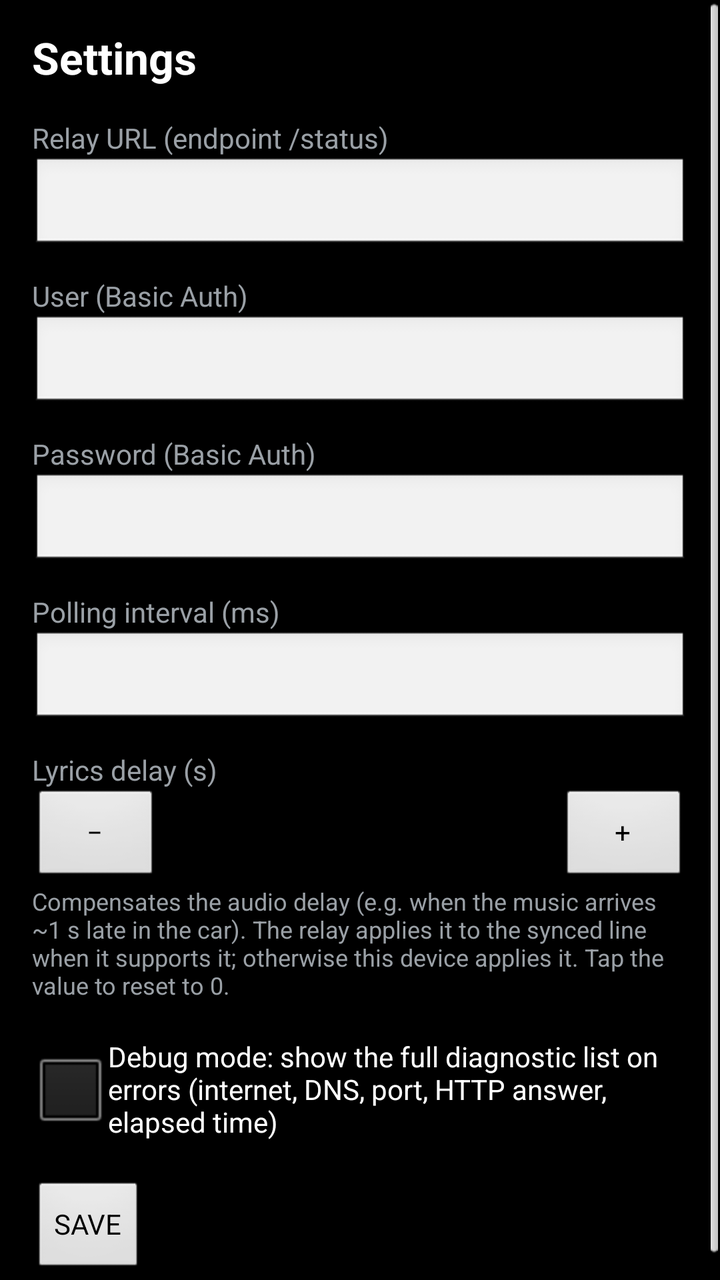
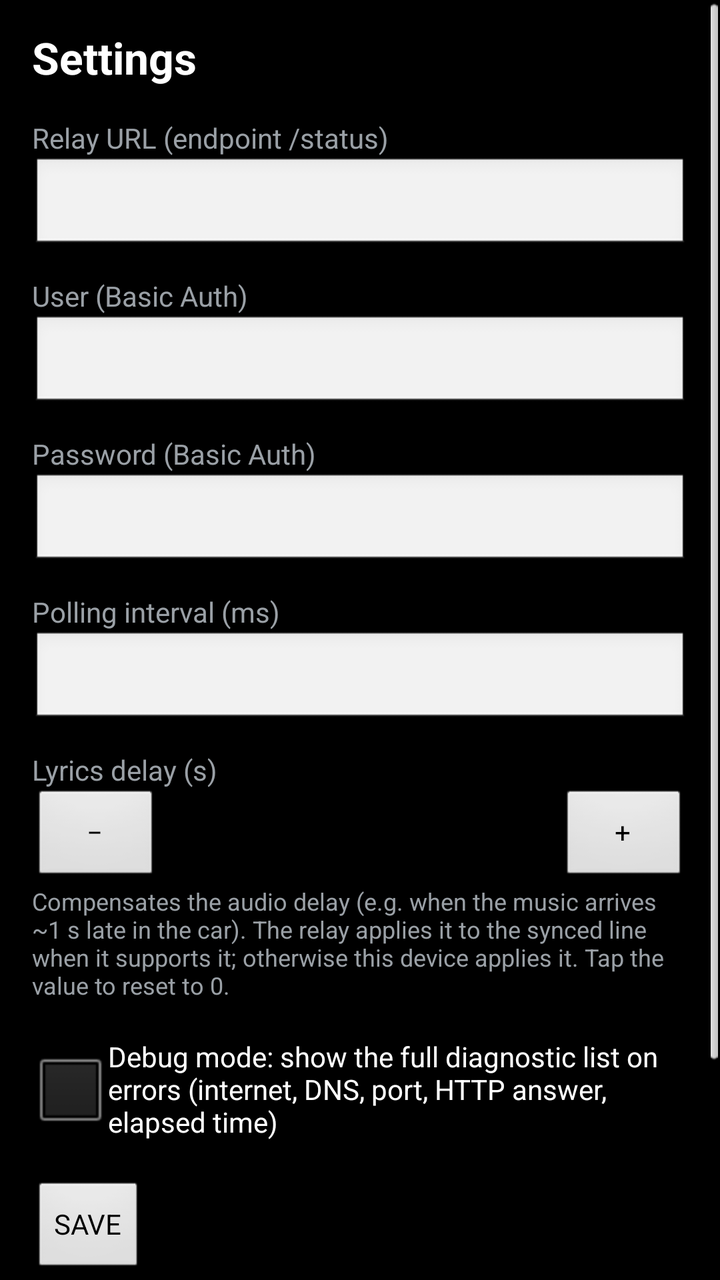

An Android layout rendered at two revisions. The XML below is the earlier revision; the diff shows what the commit changed to produce the second picture.
<!-- AndroidManifest.xml: activity theme AppTheme -->
<!-- res/layout/activity_settings.xml -->
<?xml version="1.0" encoding="utf-8"?>
<ScrollView xmlns:android="http://schemas.android.com/apk/res/android"
    android:layout_width="match_parent"
    android:layout_height="match_parent"
    android:background="@color/bg"
    android:fillViewport="true">

    <LinearLayout
        android:layout_width="match_parent"
        android:layout_height="wrap_content"
        android:orientation="vertical"
        android:paddingLeft="16dp"
        android:paddingRight="16dp"
        android:paddingTop="14dp"
        android:paddingBottom="14dp">

        <TextView
            android:layout_width="wrap_content"
            android:layout_height="wrap_content"
            android:text="@string/settings_title"
            android:textColor="@color/title"
            android:textSize="22sp"
            android:textStyle="bold" />

        <TextView
            android:layout_width="wrap_content"
            android:layout_height="wrap_content"
            android:layout_marginTop="16dp"
            android:text="@string/settings_url"
            android:textColor="@color/subtitle"
            android:textSize="14sp" />

        <EditText
            android:id="@+id/setUrl"
            android:layout_width="match_parent"
            android:layout_height="wrap_content"
            android:paddingTop="6dp"
            android:paddingBottom="6dp" />

        <TextView
            android:layout_width="wrap_content"
            android:layout_height="wrap_content"
            android:layout_marginTop="12dp"
            android:text="@string/settings_user"
            android:textColor="@color/subtitle"
            android:textSize="14sp" />

        <EditText
            android:id="@+id/setUser"
            android:layout_width="match_parent"
            android:layout_height="wrap_content"
            android:paddingTop="6dp"
            android:paddingBottom="6dp" />

        <TextView
            android:layout_width="wrap_content"
            android:layout_height="wrap_content"
            android:layout_marginTop="12dp"
            android:text="@string/settings_pass"
            android:textColor="@color/subtitle"
            android:textSize="14sp" />

        <EditText
            android:id="@+id/setPass"
            android:layout_width="match_parent"
            android:layout_height="wrap_content"
            android:paddingTop="6dp"
            android:paddingBottom="6dp" />

        <TextView
            android:layout_width="wrap_content"
            android:layout_height="wrap_content"
            android:layout_marginTop="12dp"
            android:text="@string/settings_poll"
            android:textColor="@color/subtitle"
            android:textSize="14sp" />

        <EditText
            android:id="@+id/setPoll"
            android:layout_width="match_parent"
            android:layout_height="wrap_content"
            android:paddingTop="6dp"
            android:paddingBottom="6dp" />

        <TextView
            android:layout_width="wrap_content"
            android:layout_height="wrap_content"
            android:layout_marginTop="12dp"
            android:text="@string/settings_delay"
            android:textColor="@color/subtitle"
            android:textSize="14sp" />

        <LinearLayout
            android:layout_width="match_parent"
            android:layout_height="wrap_content"
            android:orientation="horizontal">

            <Button
                android:id="@+id/btnDelayMinus"
                android:layout_width="64dp"
                android:layout_height="wrap_content"
                android:text="\u2212" />

            <TextView
                android:id="@+id/delayValue"
                android:layout_width="0dp"
                android:layout_height="match_parent"
                android:layout_weight="1"
                android:clickable="true"
                android:gravity="center"
                android:textColor="@color/title"
                android:textSize="20sp"
                android:textStyle="bold" />

            <Button
                android:id="@+id/btnDelayPlus"
                android:layout_width="64dp"
                android:layout_height="wrap_content"
                android:text="+" />
        </LinearLayout>

        <TextView
            android:layout_width="match_parent"
            android:layout_height="wrap_content"
            android:text="@string/settings_delay_hint"
            android:textColor="@color/subtitle"
            android:textSize="12sp" />

        <CheckBox
            android:id="@+id/setDebug"
            android:layout_width="wrap_content"
            android:layout_height="wrap_content"
            android:layout_marginTop="18dp"
            android:text="@string/settings_debug"
            android:textColor="@color/title"
            android:textSize="14sp" />

        <Button
            android:id="@+id/btnSave"
            android:layout_width="wrap_content"
            android:layout_height="wrap_content"
            android:layout_marginTop="20dp"
            android:text="@string/settings_save" />
    </LinearLayout>
</ScrollView>
<!-- resources referenced by this layout -->
<resources>
  <color name="bg">#FF000000</color>
  <color name="subtitle">#FF9AA0A6</color>
  <color name="title">#FFFFFFFF</color>
  <string name="settings_debug">Debug mode: show the full diagnostic list on errors (internet, DNS, port, HTTP answer, elapsed time)</string>
  <string name="settings_delay">Lyrics delay (s)</string>
  <string name="settings_delay_hint">Compensates the audio delay (e.g. when the music arrives ~1 s late in the car). The relay applies it to the synced line when it supports it; otherwise this device applies it. Tap the value to reset to 0.</string>
  <string name="settings_pass">Password (Basic Auth)</string>
  <string name="settings_poll">Polling interval (ms)</string>
  <string name="settings_save">SAVE</string>
  <string name="settings_title">Settings</string>
  <string name="settings_url">Relay URL (endpoint /status)</string>
  <string name="settings_user">User (Basic Auth)</string>
  <style name="AppTheme" parent="android:Theme.Black.NoTitleBar">
          <item name="android:windowNoTitle">true</item>
          <item name="android:windowBackground">@color/bg</item>
          <item name="android:colorBackground">@color/bg</item>
      </style>
</resources>

<!-- the commit's change to res/layout/activity_settings.xml (unified diff, before → after) -->
@@ -141,5 +141,31 @@
             android:layout_height="wrap_content"
             android:layout_marginTop="20dp"
             android:text="@string/settings_save" />
+
+        
+        <TextView
+            android:layout_width="wrap_content"
+            android:layout_height="wrap_content"
+            android:layout_marginTop="26dp"
+            android:text="@string/settings_cache"
+            android:textColor="@color/subtitle"
+            android:textSize="14sp" />
+
+        <TextView
+            android:layout_width="match_parent"
+            android:layout_height="wrap_content"
+            android:text="@string/settings_cache_hint"
+            android:textColor="@color/subtitle"
+            android:textSize="12sp" />
+
+        <Button
+            android:id="@+id/btnCacheClear"
+            android:layout_width="match_parent"
+            android:layout_height="wrap_content"
+            android:layout_marginTop="10dp"
+            android:background="@drawable/btn_danger"
+            android:text="@string/settings_cache_clear"
+            android:textColor="@color/danger"
+            android:textStyle="bold" />
     </LinearLayout>
 </ScrollView>
<!-- resource entries referenced after the edit -->
@@ -1,8 +1,41 @@
 <!-- resources referenced by this layout -->
 <resources>
   <color name="bg">#FF000000</color>
+  <color name="danger">#FFEF4444</color>
   <color name="subtitle">#FF9AA0A6</color>
   <color name="title">#FFFFFFFF</color>
+  <!-- drawable btn_danger (drawable) -->
+  <?xml version="1.0" encoding="utf-8"?>
+  <selector xmlns:android="http://schemas.android.com/apk/res/android">
+  
+      <item android:state_enabled="false">
+          <shape android:shape="rectangle">
+              <solid android:color="@color/dangerBgDisabled" />
+              <corners android:radius="4dp" />
+              <stroke android:width="1dp" android:color="@color/dangerBorderDisabled" />
+          </shape>
+      </item>
+  
+      <item android:state_pressed="true">
+          <shape android:shape="rectangle">
+              <solid android:color="@color/dangerBgPressed" />
+              <corners android:radius="4dp" />
+              <stroke android:width="1dp" android:color="@color/danger" />
+          </shape>
+      </item>
+  
+      <item>
+          <shape android:shape="rectangle">
+              <solid android:color="@color/dangerBg" />
+              <corners android:radius="4dp" />
+              <stroke android:width="1dp" android:color="@color/danger" />
+          </shape>
+      </item>
+  
+  </selector>
+  <string name="settings_cache">Relay lyrics cache (dangerous)</string>
+  <string name="settings_cache_clear">CLEAR LYRICS CACHE</string>
+  <string name="settings_cache_hint">Erases every lyric the relay has cached (memory + disk). Wiped songs are fetched again the next time they play and briefly show as loading. Your Spotify session is not touched.</string>
   <string name="settings_debug">Debug mode: show the full diagnostic list on errors (internet, DNS, port, HTTP answer, elapsed time)</string>
   <string name="settings_delay">Lyrics delay (s)</string>
   <string name="settings_delay_hint">Compensates the audio delay (e.g. when the music arrives ~1 s late in the car). The relay applies it to the synced line when it supports it; otherwise this device applies it. Tap the value to reset to 0.</string>
@@ -17,5 +50,9 @@
           <item name="android:windowBackground">@color/bg</item>
           <item name="android:colorBackground">@color/bg</item>
       </style>
+  <color name="dangerBgDisabled">#22EF4444</color>
+  <color name="dangerBorderDisabled">#55EF4444</color>
+  <color name="dangerBgPressed">#66EF4444</color>
+  <color name="dangerBg">#40EF4444</color>
 </resources>
 
